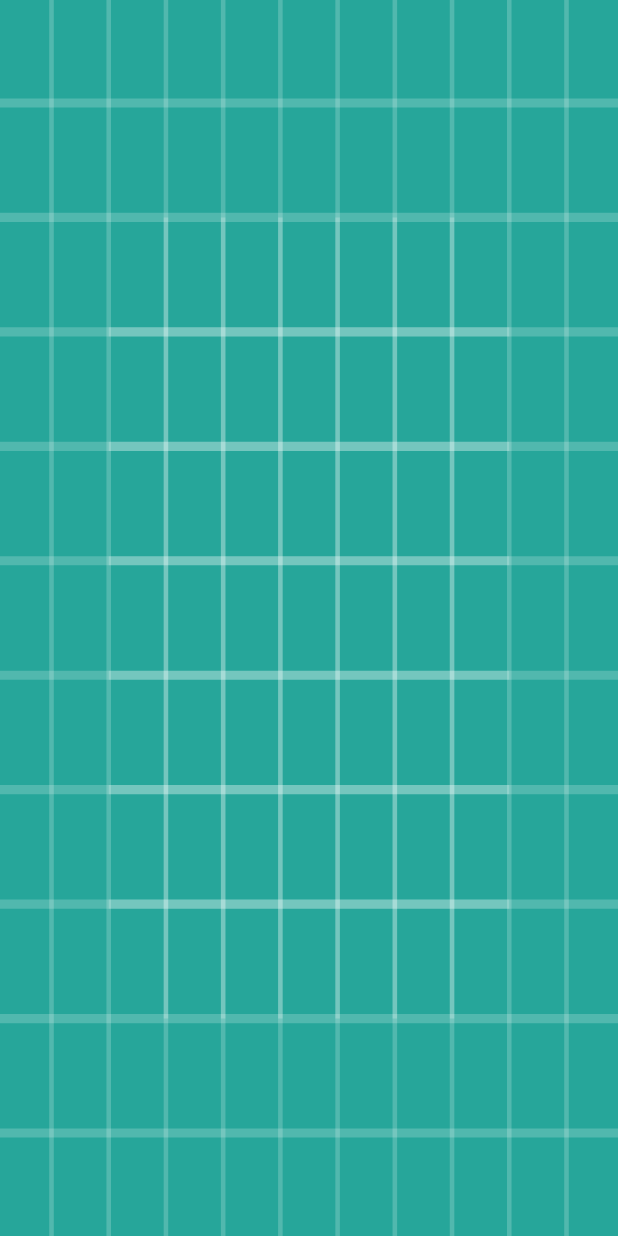
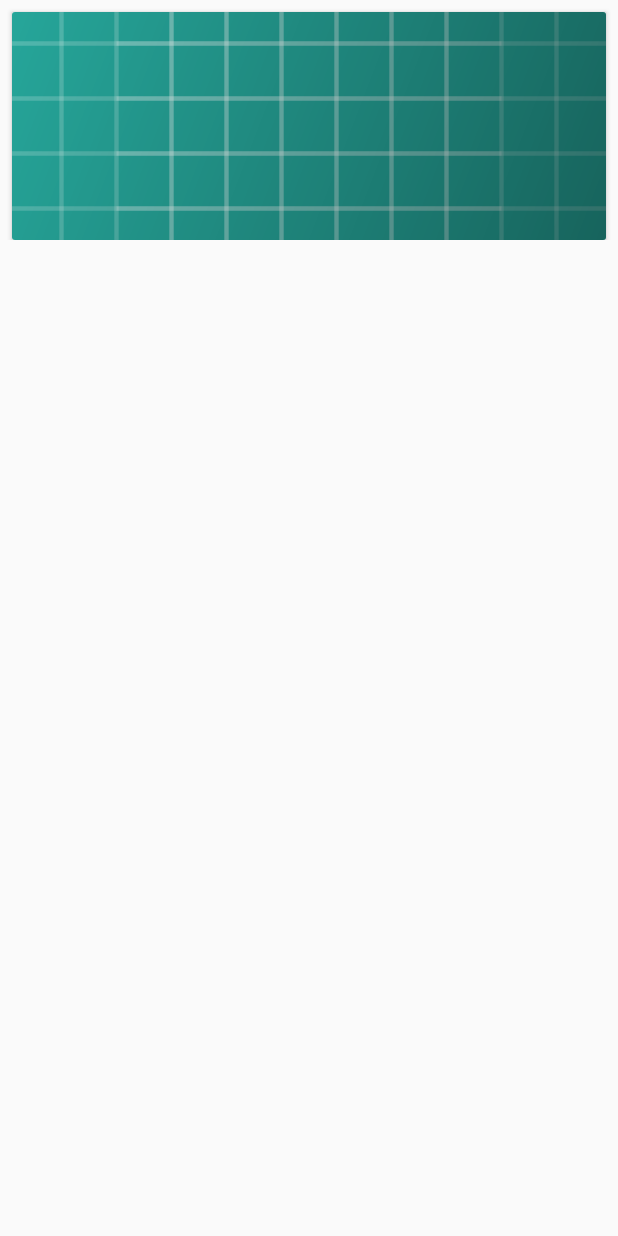
Before and after one commit to mikami58/mybeer, an Android app: the layout card_view_layout.xml on its own in the app's theme, with its tools: preview values and no code run, on a phone screen of 412 x 824 dp. Run offline under Robolectric (Android 15) with nearby library versions, the phone set to English and light mode, and no system bars.

Commit message:
Realization of adapter

```diff
--- a/app/src/main/AndroidManifest.xml
+++ b/app/src/main/AndroidManifest.xml
@@ -22,7 +22,7 @@
         </activity>
         <activity android:name=".activity.AddActivity"></activity>
         <provider
-            android:name=".Utility.GenericFileProvider"
+            android:name=".utility.GenericFileProvider"
             android:authorities="${applicationId}.com.mikami.bymybeer.provider"
             android:exported="false"
             android:grantUriPermissions="true">
--- a/app/src/main/java/com/mikami/bymybeer/activity/AddActivity.java
+++ b/app/src/main/java/com/mikami/bymybeer/activity/AddActivity.java
@@ -5,6 +5,7 @@ import android.content.Intent;
 import android.content.pm.PackageManager;
 import android.graphics.BitmapFactory;
 import android.net.Uri;
+import android.os.Bundle;
 import android.os.Environment;
 import android.provider.MediaStore;
 import android.support.annotation.NonNull;
@@ -13,7 +14,6 @@ import android.support.v4.app.ActivityCompat;
 import android.support.v4.content.ContextCompat;
 import android.support.v4.content.FileProvider;
 import android.support.v7.app.AppCompatActivity;
-import android.os.Bundle;
 import android.util.Log;
 import android.view.View;
 import android.widget.ImageView;
--- a/app/src/main/java/com/mikami/bymybeer/adapter/BeerAdapter.java
+++ b/app/src/main/java/com/mikami/bymybeer/adapter/BeerAdapter.java
@@ -1,5 +1,7 @@
 package com.mikami.bymybeer.adapter;
 
+import android.graphics.BitmapFactory;
+import android.os.Environment;
 import android.support.annotation.NonNull;
 import android.support.v7.widget.RecyclerView;
 import android.view.LayoutInflater;
@@ -31,12 +33,17 @@ public class BeerAdapter extends RecyclerView.Adapter<BeerAdapter.BeerViewHolder
     public BeerViewHolder onCreateViewHolder(@NonNull ViewGroup parent, int viewType) {
         View view = LayoutInflater.from(parent.getContext())
                 .inflate(R.layout.card_view_layout, parent, false);
-
+        return new BeerViewHolder(view);
     }
 
     @Override
-    public void onBindViewHolder(@NonNull BeerViewHolder beerViewHolder, int i) {
+    public void onBindViewHolder(@NonNull BeerViewHolder holder, int i) {
 
+        BeerModel model = beerList.get(i);
+
+        holder.name.setText(model.getTitle());
+        holder.path.setText(model.getImageName());
+        holder.image.setImageBitmap(BitmapFactory.decodeFile(Environment.getExternalStorageDirectory() + "/ByMyBeer/" + model.getImageName()));
     }
 
     @Override
--- /dev/null
+++ b/app/src/main/java/com/mikami/bymybeer/utility/GenericFileProvider.java
@@ -0,0 +1,7 @@
+package com.mikami.bymybeer.utility;
+
+import android.support.v4.content.FileProvider;
+
+public class GenericFileProvider extends FileProvider {
+
+}
--- /dev/null
+++ b/app/src/main/res/drawable/main_scrim.xml
@@ -0,0 +1,8 @@
+<?xml version="1.0" encoding="utf-8"?>
+<shape xmlns:android="http://schemas.android.com/apk/res/android"
+    android:shape="rectangle">
+    <gradient
+        android:angle="135"
+        android:endColor="@android:color/transparent"
+        android:startColor="#66000000"/>
+</shape>
--- a/app/src/main/res/layout/activity_main.xml
+++ b/app/src/main/res/layout/activity_main.xml
@@ -9,7 +9,9 @@
     <android.support.v7.widget.RecyclerView
         android:id="@+id/mainRecycler"
         android:layout_width="match_parent"
-        android:layout_height="match_parent" />
+        android:layout_height="match_parent"
+        android:clipToPadding="false"
+        android:paddingBottom="8dp" />
 
     <android.support.design.widget.FloatingActionButton
         android:id="@+id/mainAddButton"
--- a/app/src/main/res/layout/card_view_layout.xml
+++ b/app/src/main/res/layout/card_view_layout.xml
@@ -1,6 +1,19 @@
 <?xml version="1.0" encoding="utf-8"?>
-<android.support.constraint.ConstraintLayout xmlns:android="http://schemas.android.com/apk/res/android"
+<android.support.constraint.ConstraintLayout
+    xmlns:android="http://schemas.android.com/apk/res/android"
     xmlns:app="http://schemas.android.com/apk/res-auto"
+    android:layout_width="match_parent"
+    android:layout_height="160dp">
+
+    <android.support.v7.widget.CardView
+        android:layout_width="match_parent"
+        android:layout_height="match_parent"
+        android:layout_marginLeft="8dp"
+        android:layout_marginRight="8dp"
+        android:layout_marginTop="8dp"
+        android:elevation="2dp">
+
+        <RelativeLayout
             android:layout_width="match_parent"
             android:layout_height="match_parent">
 
@@ -9,24 +22,34 @@
                 android:layout_width="match_parent"
                 android:layout_height="match_parent"
                 android:contentDescription="image"
-        android:scaleType="fitXY"
+                android:scaleType="centerCrop"
                 app:srcCompat="@drawable/ic_launcher_background" />
+
+            <View
+                android:layout_width="match_parent"
+                android:layout_height="match_parent"
+                android:background="@drawable/main_scrim" />
 
             <TextView
                 android:id="@+id/name"
                 android:layout_width="match_parent"
                 android:layout_height="20dp"
-        android:layout_marginBottom="40dp"
-        app:layout_constraintBottom_toBottomOf="parent"
-        app:layout_constraintEnd_toEndOf="parent" />
+                android:layout_marginTop="8dp"
+                android:layout_marginRight="16dp"
+                android:textAlignment="viewEnd"
+                android:textColor="#ffffff"
+                android:layout_alignParentTop="true"
+                android:layout_alignParentRight="true" />
 
             <TextView
                 android:id="@+id/path"
                 android:layout_width="match_parent"
                 android:layout_height="20dp"
-        android:layout_marginBottom="8dp"
-        android:layout_marginEnd="8dp"
-        app:layout_constraintBottom_toBottomOf="parent"
-        app:layout_constraintEnd_toEndOf="parent" />
+                android:layout_alignParentBottom="true"
+                android:layout_alignParentRight="true" />
+
+        </RelativeLayout>
+
+    </android.support.v7.widget.CardView>
 
 </android.support.constraint.ConstraintLayout>
```
Lines whose indentation alone changed are shown as unchanged.
